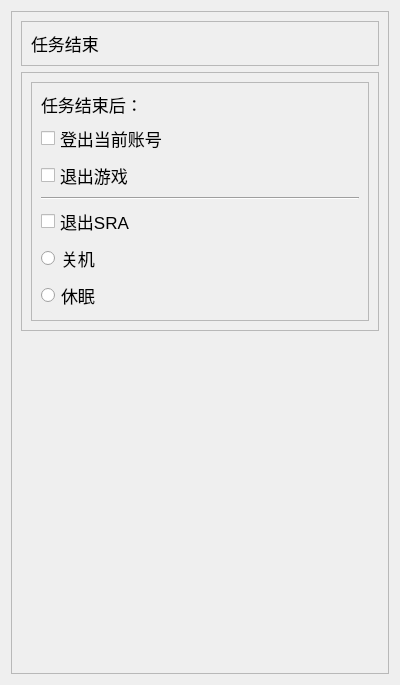
Qt form res/ui/set_10.ui (Shasnow/StarRailAssistant) before a commit.
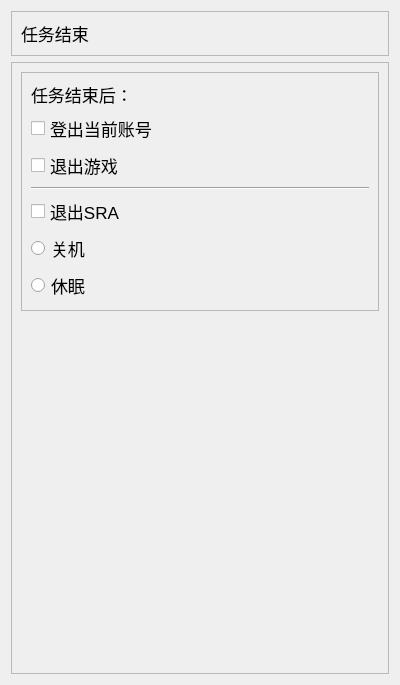
The same form after that commit.

```diff
--- a/res/ui/set_10.ui
+++ b/res/ui/set_10.ui
@@ -20,15 +20,6 @@
   </property>
   <layout class="QGridLayout" name="gridLayout">
    <item row="0" column="0">
-    <widget class="QFrame" name="frame">
-     <property name="frameShape">
-      <enum>QFrame::Shape::StyledPanel</enum>
-     </property>
-     <property name="frameShadow">
-      <enum>QFrame::Shadow::Raised</enum>
-     </property>
-     <layout class="QVBoxLayout" name="verticalLayout_2">
-      <item>
        <widget class="QFrame" name="frame_1">
         <property name="frameShape">
          <enum>QFrame::Shape::StyledPanel</enum>
@@ -60,7 +51,7 @@
         </layout>
        </widget>
       </item>
-      <item>
+   <item row="1" column="0">
        <widget class="QFrame" name="frame_2">
         <property name="frameShape">
          <enum>QFrame::Shape::StyledPanel</enum>
@@ -149,9 +140,6 @@
               <property name="text">
                <string>休眠</string>
               </property>
-             </widget>
-            </item>
-           </layout>
           </widget>
          </item>
         </layout>
```
Lines whose indentation alone changed are shown as unchanged.
